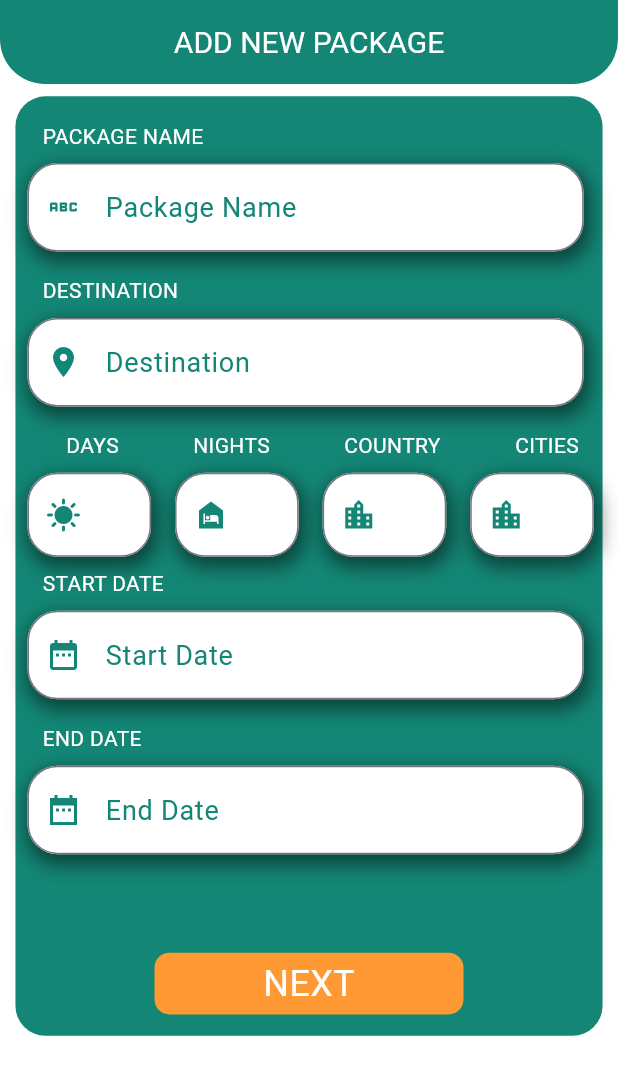
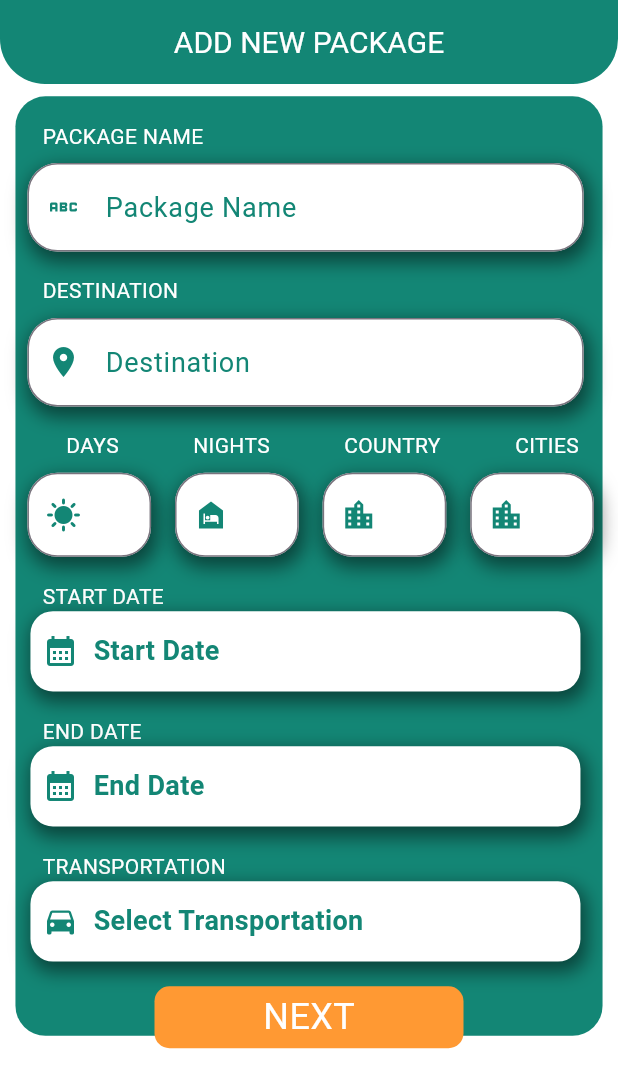
Before and after one commit to SHADINFAISALMP/TripX_Admin_Web_App, a Flutter app: the Packages screen opened directly, on a phone screen of 412 x 824 dp. Shown: the top 1088 px of the screen. Run offline on Flutter 3.47's test engine with Material 3 defaults, Android fonts, the phone set to English and light mode, and no system bars; our stand-ins replace animated_notch_bottom_bar, bloc, cloud_firestore, firebase_auth, firebase_core, firebase_storage and 4 more; accounts and stored records are empty; Roboto replaces fonts that are missing (sedan).

Commit message:
package things

```diff
--- a/lib/screens/log_in_screen/log_in.dart
+++ b/lib/screens/log_in_screen/log_in.dart
@@ -1,5 +1,6 @@
 import 'package:flutter/material.dart';
 import 'package:flutter_bloc/flutter_bloc.dart';
+import 'package:loading_animation_widget/loading_animation_widget.dart';
 import 'package:tripx_admin_application/blocs/google_sign/google_bloc.dart';
 import 'package:tripx_admin_application/blocs/loginadmin/login_bloc.dart';
 import 'package:tripx_admin_application/screens/bottom_navigation/bottomnavigation.dart';
@@ -157,20 +158,23 @@ class _LoginState extends State<Login> {
                       backgroundColor: Colors.transparent,
                       content: Container(
                         decoration: BoxDecoration(
-                          color: Colors.transparent,
                           borderRadius: BorderRadius.circular(10.0),
                         ),
+                        child: Center(
                           child: Column(
                             mainAxisSize: MainAxisSize.min,
                             children: [
                               Transform.scale(
-                              scale: 1.5,
-                              child: Image.asset(
-                                'assets/image/circle.gif',
-                                color: whitecolor,
-                              ),
+                                  scale: 1,
+                                  child: LoadingAnimationWidget.dotsTriangle(
+                                      color: whitecolor, size: 60)
+                                  // Image.asset(
+                                  //   'assets/image/circle.gif',
+                                  //   color: whitecolor,
+                                  // ),
                                   ),
                             ],
+                          ),
                         ),
                       ),
                     );
--- /dev/null
+++ b/lib/screens/packagess/packageimages.dart
@@ -0,0 +1,15 @@
+import 'package:flutter/material.dart';
+
+class PackageImage extends StatefulWidget {
+  const PackageImage({super.key});
+
+  @override
+  State<PackageImage> createState() => _PackageImageState();
+}
+
+class _PackageImageState extends State<PackageImage> {
+  @override
+  Widget build(BuildContext context) {
+    return const Scaffold();
+  }
+}
--- a/lib/screens/packagess/packages.dart
+++ b/lib/screens/packagess/packages.dart
@@ -1,4 +1,5 @@
 import 'package:flutter/material.dart';
+import 'package:tripx_admin_application/screens/packagess/packageimages.dart';
 import 'package:tripx_admin_application/utils/colors.dart';
 import 'package:tripx_admin_application/utils/fonts.dart';
 import 'package:tripx_admin_application/utils/mediaquery.dart';
@@ -11,6 +12,7 @@ class Packages extends StatefulWidget {
 }
 
 class _SearchpageState extends State<Packages> {
+  List<String> selectedTransportOptions = [];
   @override
   Widget build(BuildContext context) {
     return Scaffold(
@@ -27,8 +29,7 @@ class _SearchpageState extends State<Packages> {
                 bottomRight: Radius.circular(30))),
       ),
       body: SingleChildScrollView(
-        child: Column(
-          children: [
+          child: Column(children: [
         SizedBox(
           height: mediaqueryheight(0.01, context),
         ),
@@ -97,30 +98,160 @@ class _SearchpageState extends State<Packages> {
                     ),
                   ],
                 ),
-                    const TopName(
-                      text: "START DATE",
-                    ),
-                    const PackageFields(
-                      hinttext: "Start Date",
-                      prefixicon: Icon(Icons.date_range),
-                    ),
                 SizedBox(
                   height: mediaqueryheight(0.01, context),
                 ),
                 const TopName(
+                  text: "START DATE",
+                ),
+                GestureDetector(
+                  onTap: () {},
+                  child: Padding(
+                    padding: const EdgeInsets.only(left: 10),
+                    child: Container(
+                      height: mediaqueryheight(0.065, context),
+                      width: mediaquerywidht(0.89, context),
+                      decoration: BoxDecoration(
+                        borderRadius: BorderRadius.circular(15),
+                        color: whitecolor,
+                        boxShadow: [
+                          BoxShadow(
+                            color: blackcolor.withOpacity(0.5),
+                            spreadRadius: 2,
+                            blurRadius: 10,
+                            offset: const Offset(2, 5),
+                          ),
+                        ],
+                      ),
+                      child: const Padding(
+                        padding: EdgeInsets.all(8.0),
+                        child: Row(
+                          children: [
+                            Icon(
+                              Icons.calendar_month,
+                              color: colorteal,
+                            ),
+                            SizedBox(width: 10),
+                            Text(
+                              "Start Date",
+                              style: TextStyle(
+                                  color: colorteal,
+                                  fontSize: 18,
+                                  fontWeight: FontWeight.w600),
+                            ),
+                          ],
+                        ),
+                      ),
+                    ),
+                  ),
+                ),
+                SizedBox(
+                  height: mediaqueryheight(0.02, context),
+                ),
+                const TopName(
                   text: "END DATE",
                 ),
-                    const PackageFields(
-                      hinttext: "End Date",
-                      prefixicon: Icon(Icons.date_range_sharp),
+                GestureDetector(
+                  onTap: () {},
+                  child: Padding(
+                    padding: const EdgeInsets.only(left: 10),
+                    child: Container(
+                      height: mediaqueryheight(0.065, context),
+                      width: mediaquerywidht(0.89, context),
+                      decoration: BoxDecoration(
+                        borderRadius: BorderRadius.circular(15),
+                        color: whitecolor,
+                        boxShadow: [
+                          BoxShadow(
+                            color: blackcolor.withOpacity(0.5),
+                            spreadRadius: 2,
+                            blurRadius: 10,
+                            offset: const Offset(2, 5),
+                          ),
+                        ],
+                      ),
+                      child: const Padding(
+                        padding: EdgeInsets.all(8.0),
+                        child: Row(
+                          children: [
+                            Icon(
+                              Icons.calendar_month,
+                              color: colorteal,
+                            ),
+                            SizedBox(width: 10),
+                            Text(
+                              "End Date",
+                              style: TextStyle(
+                                  color: colorteal,
+                                  fontSize: 18,
+                                  fontWeight: FontWeight.w600),
+                            ),
+                          ],
+                        ),
+                      ),
+                    ),
+                  ),
                 ),
                 SizedBox(
-                      height: mediaqueryheight(0.07, context),
+                  height: mediaqueryheight(0.02, context),
+                ),
+                const TopName(
+                  text: "TRANSPORTATION",
+                ),
+                GestureDetector(
+                  onTap: () {},
+                  child: Padding(
+                    padding: const EdgeInsets.only(left: 10),
+                    child: Container(
+                      height: mediaqueryheight(0.065, context),
+                      width: mediaquerywidht(0.89, context),
+                      decoration: BoxDecoration(
+                        borderRadius: BorderRadius.circular(15),
+                        color: whitecolor,
+                        boxShadow: [
+                          BoxShadow(
+                            color: blackcolor.withOpacity(0.5),
+                            spreadRadius: 2,
+                            blurRadius: 10,
+                            offset: const Offset(2, 5),
+                          ),
+                        ],
+                      ),
+                      child: Padding(
+                        padding: const EdgeInsets.all(8.0),
+                        child: Row(
+                          children: [
+                            const Icon(
+                              Icons.directions_car,
+                              color: colorteal,
+                            ),
+                            const SizedBox(width: 10),
+                            Text(
+                              selectedTransportOptions.isNotEmpty
+                                  ? selectedTransportOptions.join(', ')
+                                  : 'Select Transportation',
+                              style: const TextStyle(
+                                  color: colorteal,
+                                  fontSize: 18,
+                                  fontWeight: FontWeight.w600),
+                            ),
+                          ],
+                        ),
+                      ),
+                    ),
+                  ),
+                ),
+                SizedBox(
+                  height: mediaqueryheight(0.02, context),
                 ),
                 Center(
-
                   child: GestureDetector(
-                        onTap: () {},
+                    onTap: () {
+                      Navigator.push(
+                          context,
+                          MaterialPageRoute(
+                              builder: (context) => const PackageImage()));
+                    },
                     child: Container(
                       decoration: BoxDecoration(
                           color: orangecolor,
@@ -144,9 +275,7 @@ class _SearchpageState extends State<Packages> {
             ),
           ),
         ),
-          ],
-        ),
-      ),
+      ])),
     );
   }
 }
--- a/pubspec.yaml
+++ b/pubspec.yaml
@@ -48,6 +48,7 @@ dependencies:
   firebase_auth: ^4.17.8
   firebase_storage: ^11.6.9
   google_sign_in: ^6.2.1
+  loading_animation_widget: ^1.2.1
 
 dev_dependencies:
   flutter_test:
```
Also changed, not shown: pubspec.lock. Lines whose indentation alone changed are shown as unchanged.
